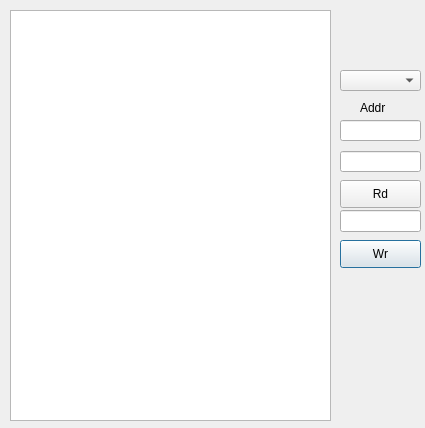
The window that win/q_win_sparrow64/q_win_sparrow/dial_debug.ui (ultrasonic59/sparrow_w) describes before a commit, drawn with Qt 5.
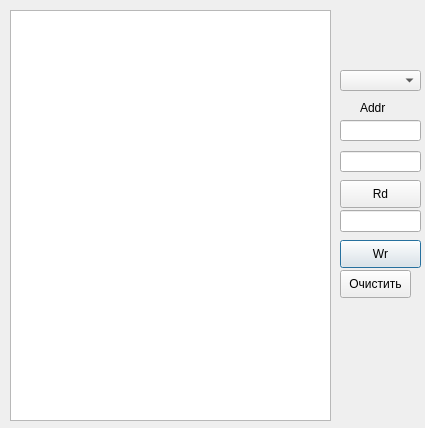
The same window after the commit.

The edit to the form file:
```diff
--- a/win/q_win_sparrow64/q_win_sparrow/dial_debug.ui
+++ b/win/q_win_sparrow64/q_win_sparrow/dial_debug.ui
@@ -122,6 +122,19 @@
     </font>
    </property>
   </widget>
+  <widget class="QPushButton" name="pushButton_clear">
+   <property name="geometry">
+    <rect>
+     <x>340</x>
+     <y>270</y>
+     <width>71</width>
+     <height>28</height>
+    </rect>
+   </property>
+   <property name="text">
+    <string>Очистить</string>
+   </property>
+  </widget>
  </widget>
  <resources/>
  <connections>
```
Left out of the diff: 34 changed lines with no effect on the pictures.
